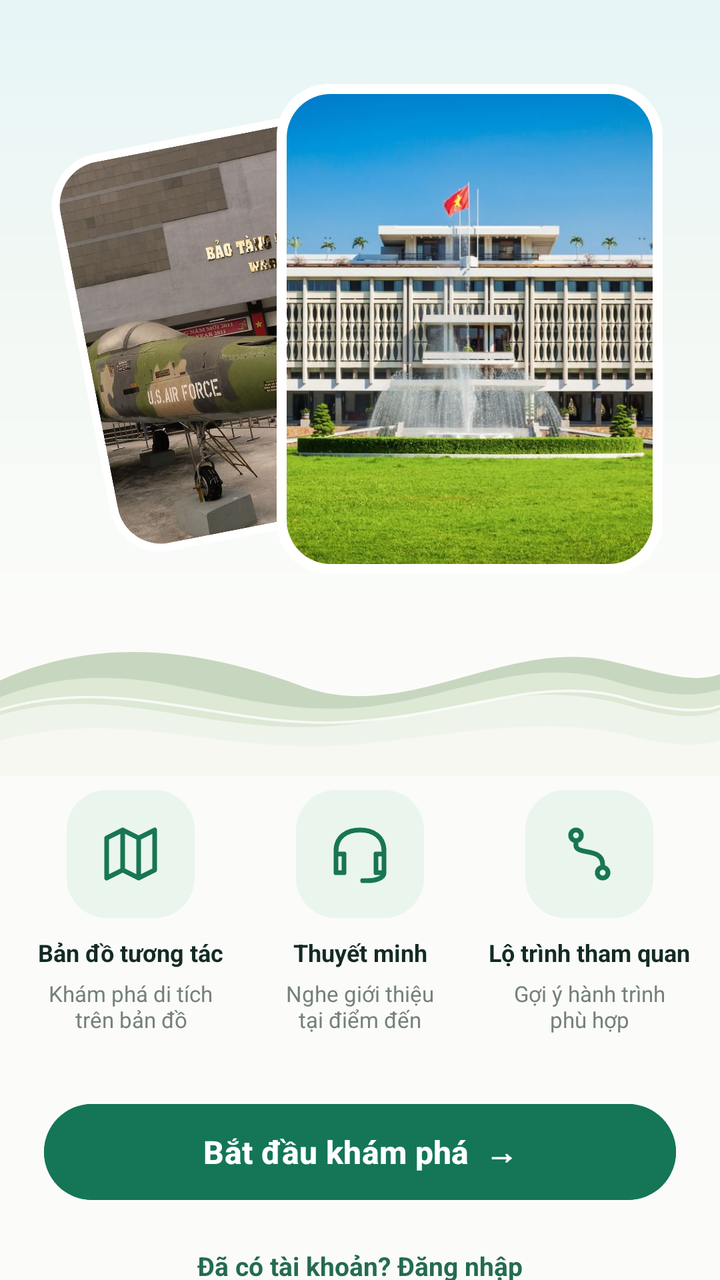
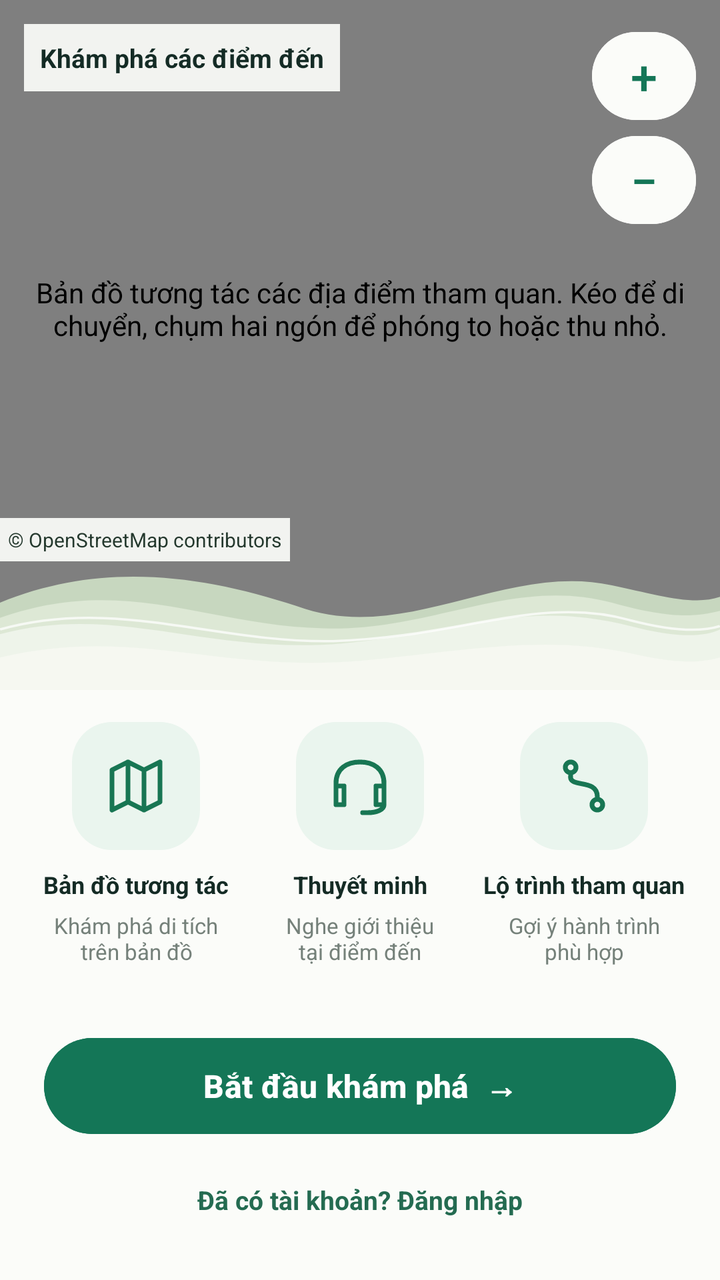

Two renders of the same Android screen: before a commit and after it. Below are the layout's source before the change and the commit's diff.
<!-- AndroidManifest.xml: application theme Theme.APP_CK -->
<!-- res/layout/activity_welcome.xml -->
<?xml version="1.0" encoding="utf-8"?>

<LinearLayout
    xmlns:android="http://schemas.android.com/apk/res/android"
    android:layout_width="match_parent"
    android:layout_height="match_parent"
    android:orientation="vertical"
    android:background="#FBFCF9">

    <ScrollView
        android:layout_width="match_parent"
        android:layout_height="match_parent"
        android:fillViewport="true"
        android:scrollbars="none">

        <LinearLayout
            android:layout_width="match_parent"
            android:layout_height="wrap_content"
            android:minHeight="650dp"
            android:orientation="vertical"
            android:gravity="center_horizontal">

            
            <FrameLayout
                android:layout_width="match_parent"
                android:layout_height="305dp"
                android:background="@drawable/nen_dau_chao_moi"
                android:clipChildren="false"
                android:clipToPadding="false">

                
                <FrameLayout
                    android:layout_width="145dp"
                    android:layout_height="202dp"
                    android:layout_gravity="center"
                    android:translationX="-68dp"
                    android:translationY="15dp"
                    android:rotation="-11"
                    android:padding="4dp"
                    android:background="@drawable/nen_khung_anh_trang">

                    <ImageView
                        android:layout_width="match_parent"
                        android:layout_height="match_parent"
                        android:src="@drawable/anh_bao_tang_chung_tich"
                        android:scaleType="centerCrop"
                        android:background="@drawable/nen_anh_bo_goc_moi"
                        android:clipToOutline="true"
                        android:contentDescription="Ảnh Bảo tàng Chứng tích Chiến tranh" />
                </FrameLayout>


                
                <FrameLayout
                    android:layout_width="193dp"
                    android:layout_height="245dp"
                    android:layout_gravity="center"
                    android:translationX="55dp"
                    android:translationY="12dp"
                    android:padding="5dp"
                    android:background="@drawable/nen_khung_anh_trang">

                    <ImageView
                        android:id="@+id/anhNenChaoMung"
                        android:layout_width="match_parent"
                        android:layout_height="match_parent"
                        android:src="@drawable/anh_dinh_doc_lap"
                        android:scaleType="centerCrop"
                        android:background="@drawable/nen_anh_bo_goc_moi"
                        android:clipToOutline="true"
                        android:contentDescription="Ảnh Dinh Độc Lập" />
                </FrameLayout>
            </FrameLayout>

            

            
            <ImageView
                android:layout_width="match_parent"
                android:layout_height="70dp"
                android:layout_marginTop="13dp"
                android:src="@drawable/song_trang_tri"
                android:scaleType="fitXY"
                android:contentDescription="Sóng xanh trang trí" />

            
            <LinearLayout
                android:layout_width="match_parent"
                android:layout_height="wrap_content"
                android:orientation="horizontal"
                android:gravity="center_vertical"
                android:paddingStart="8dp"
                android:paddingEnd="8dp"
                android:paddingTop="3dp"
                android:baselineAligned="false">

                <LinearLayout
                    android:layout_width="0dp"
                    android:layout_height="wrap_content"
                    android:layout_weight="1"
                    android:orientation="vertical"
                    android:gravity="center_horizontal"
                    android:padding="4dp">

                    <FrameLayout
                        android:layout_width="64dp"
                        android:layout_height="64dp"
                        android:background="@drawable/nen_icon_chao_moi">

                        <ImageView
                            android:layout_width="32dp"
                            android:layout_height="32dp"
                            android:layout_gravity="center"
                            android:src="@drawable/ic_ban_do_chao"
                            android:contentDescription="Bản đồ tương tác" />
                    </FrameLayout>

                    <TextView
                        android:layout_width="match_parent"
                        android:layout_height="wrap_content"
                        android:layout_marginTop="9dp"
                        android:gravity="center"
                        android:text="Bản đồ tương tác"
                        android:textColor="#142B25"
                        android:textSize="12sp"
                        android:textStyle="bold" />

                    <TextView
                        android:layout_width="match_parent"
                        android:layout_height="wrap_content"
                        android:layout_marginTop="5dp"
                        android:gravity="center"
                        android:text="Khám phá di tích\ntrên bản đồ"
                        android:textColor="#75817A"
                        android:textSize="11sp" />
                </LinearLayout>

                <LinearLayout
                    android:layout_width="0dp"
                    android:layout_height="wrap_content"
                    android:layout_weight="1"
                    android:orientation="vertical"
                    android:gravity="center_horizontal"
                    android:padding="4dp">

                    <FrameLayout
                        android:layout_width="64dp"
                        android:layout_height="64dp"
                        android:background="@drawable/nen_icon_chao_moi">

                        <ImageView
                            android:layout_width="32dp"
                            android:layout_height="32dp"
                            android:layout_gravity="center"
                            android:src="@drawable/ic_thuyet_minh_chao"
                            android:contentDescription="Thuyết minh giọng nói" />
                    </FrameLayout>

                    <TextView
                        android:layout_width="match_parent"
                        android:layout_height="wrap_content"
                        android:layout_marginTop="9dp"
                        android:gravity="center"
                        android:text="Thuyết minh"
                        android:textColor="#142B25"
                        android:textSize="12sp"
                        android:textStyle="bold" />

                    <TextView
                        android:layout_width="match_parent"
                        android:layout_height="wrap_content"
                        android:layout_marginTop="5dp"
                        android:gravity="center"
                        android:text="Nghe giới thiệu\ntại điểm đến"
                        android:textColor="#75817A"
                        android:textSize="11sp" />
                </LinearLayout>

                <LinearLayout
                    android:layout_width="0dp"
                    android:layout_height="wrap_content"
                    android:layout_weight="1"
                    android:orientation="vertical"
                    android:gravity="center_horizontal"
                    android:padding="4dp">

                    <FrameLayout
                        android:layout_width="64dp"
                        android:layout_height="64dp"
                        android:background="@drawable/nen_icon_chao_moi">

                        <ImageView
                            android:layout_width="32dp"
                            android:layout_height="32dp"
                            android:layout_gravity="center"
                            android:src="@drawable/ic_lo_trinh_chao"
                            android:contentDescription="Lộ trình tham quan" />
                    </FrameLayout>

                    <TextView
                        android:layout_width="match_parent"
                        android:layout_height="wrap_content"
                        android:layout_marginTop="9dp"
                        android:gravity="center"
                        android:text="Lộ trình tham quan"
                        android:textColor="#142B25"
                        android:textSize="12sp"
                        android:textStyle="bold" />

                    <TextView
                        android:layout_width="match_parent"
                        android:layout_height="wrap_content"
                        android:layout_marginTop="5dp"
                        android:gravity="center"
                        android:text="Gợi ý hành trình\nphù hợp"
                        android:textColor="#75817A"
                        android:textSize="11sp" />
                </LinearLayout>
            </LinearLayout>

            
            <LinearLayout
                android:layout_width="match_parent"
                android:layout_height="wrap_content"
                android:layout_marginTop="27dp"
                android:orientation="vertical"
                android:paddingStart="22dp"
                android:paddingEnd="22dp"
                android:paddingBottom="18dp">

                <Button
                    android:id="@+id/btnBatDau"
                    android:layout_width="match_parent"
                    android:layout_height="56dp"
                    android:text="Bắt đầu khám phá  →"
                    android:textAllCaps="false"
                    android:textSize="16sp"
                    android:textStyle="bold"
                    android:textColor="#FFFFFF"
                    android:backgroundTint="#147657" />

                <TextView
                    android:id="@+id/btnDangNhap"
                    android:layout_width="match_parent"
                    android:layout_height="48dp"
                    android:layout_marginTop="5dp"
                    android:gravity="center"
                    android:text="Đã có tài khoản? Đăng nhập"
                    android:textColor="#246B51"
                    android:textSize="13sp"
                    android:textStyle="bold"
                    android:clickable="true"
                    android:focusable="true" />
            </LinearLayout>
        </LinearLayout>
    </ScrollView>
</LinearLayout>
<!-- resources referenced by this layout -->
<resources>
  <!-- drawable anh_bao_tang_chung_tich: jpg bitmap (drawable, 110019 bytes) -->
  <!-- drawable anh_dinh_doc_lap: jpg bitmap (drawable, 157653 bytes) -->
  <!-- drawable ic_ban_do_chao (drawable) -->
  <?xml version="1.0" encoding="utf-8"?>
  <vector xmlns:android="http://schemas.android.com/apk/res/android"
      android:width="32dp"
      android:height="32dp"
      android:viewportWidth="24"
      android:viewportHeight="24">
      <path android:fillColor="@android:color/transparent"
          android:strokeColor="#187653"
          android:strokeWidth="1.8"
          android:strokeLineCap="round"
          android:strokeLineJoin="round"
          android:pathData="M3,6 L9,3 L15,6 L21,3 L21,18 L15,21 L9,18 L3,21 Z M9,3 L9,18 M15,6 L15,21" />
  </vector>
  <!-- drawable ic_lo_trinh_chao (drawable) -->
  <?xml version="1.0" encoding="utf-8"?>
  <vector xmlns:android="http://schemas.android.com/apk/res/android"
      android:width="32dp"
      android:height="32dp"
      android:viewportWidth="24"
      android:viewportHeight="24">
      <path android:fillColor="@android:color/transparent"
          android:strokeColor="#187653"
          android:strokeWidth="1.8"
          android:strokeLineCap="round"
          android:strokeLineJoin="round"
          android:pathData="M5,5 A2,2 0,1 1,9 5 A2,2 0,1 1,5 5 M15,19 A2,2 0,1 1,19 19 A2,2 0,1 1,15 19 M7,8 C6,13 17,9 17,16" />
  </vector>
  <!-- drawable nen_anh_bo_goc_moi (drawable) -->
  <?xml version="1.0" encoding="utf-8"?>
  <shape xmlns:android="http://schemas.android.com/apk/res/android">
      <solid android:color="#FFFFFF" />
      <corners android:radius="22dp" />
  </shape>
  <!-- drawable nen_dau_chao_moi (drawable) -->
  <?xml version="1.0" encoding="utf-8"?>
  <shape xmlns:android="http://schemas.android.com/apk/res/android">
      <gradient
          android:angle="270"
          android:startColor="#E7F5F7"
          android:centerColor="#F2F8F4"
          android:endColor="#FBFCF9" />
  </shape>
  <!-- drawable nen_icon_chao_moi (drawable) -->
  <?xml version="1.0" encoding="utf-8"?>
  <shape xmlns:android="http://schemas.android.com/apk/res/android">
      <solid android:color="#EAF5EE" />
      <corners android:radius="20dp" />
  </shape>
  <!-- drawable nen_khung_anh_trang (drawable) -->
  <?xml version="1.0" encoding="utf-8"?>
  <shape xmlns:android="http://schemas.android.com/apk/res/android">
      <solid android:color="#FFFFFF" />
      <corners android:radius="26dp" />
  </shape>
  <style name="Theme.APP_CK" parent="Base.Theme.APP_CK" />
  <style name="Base.Theme.APP_CK" parent="Theme.Material3.DayNight.NoActionBar">
          <item name="materialAlertDialogTheme">@style/ThemeOverlay.APP_CK.Dialog</item>
          
          
      </style>
  <style name="ShapeAppearance.APP_CK.Dialog" parent="">
          <item name="cornerFamily">rounded</item>
          <item name="cornerSize">24dp</item>
      </style>
  <style name="Widget.APP_CK.Dialog.Positive" parent="Widget.Material3.Button.TextButton.Dialog">
          <item name="android:textColor">#FFFFFF</item>
          <item name="backgroundTint">#4F7C5A</item>
          <item name="cornerRadius">12dp</item>
          <item name="android:textAllCaps">false</item>
          <item name="android:minHeight">48dp</item>
          <item name="android:layout_marginStart">8dp</item>
      </style>
  <style name="Widget.APP_CK.Dialog.Negative" parent="Widget.Material3.Button.TextButton.Dialog">
          <item name="android:textColor">#4F7C5A</item>
          <item name="backgroundTint">#EEF4EA</item>
          <item name="cornerRadius">12dp</item>
          <item name="android:textAllCaps">false</item>
          <item name="android:minHeight">48dp</item>
      </style>
  <!-- unchanged entries left out for length: 3 -->
</resources>

<!-- the commit's change to res/layout/activity_welcome.xml (unified diff, before → after) -->
@@ -8,6 +8,7 @@
     android:background="#FBFCF9">
 
     <ScrollView
+        android:id="@+id/cuonTrangChaoMung"
         android:layout_width="match_parent"
         android:layout_height="match_parent"
         android:fillViewport="true"
@@ -16,69 +17,86 @@
         <LinearLayout
             android:layout_width="match_parent"
             android:layout_height="wrap_content"
-            android:minHeight="650dp"
             android:orientation="vertical"
             android:gravity="center_horizontal">
 
             
             <FrameLayout
                 android:layout_width="match_parent"
-                android:layout_height="305dp"
+                android:layout_height="0dp"
+                android:layout_weight="1"
+                android:minHeight="300dp"
                 android:background="@drawable/nen_dau_chao_moi"
                 android:clipChildren="false"
                 android:clipToPadding="false">
 
-                
-                <FrameLayout
-                    android:layout_width="145dp"
-                    android:layout_height="202dp"
-                    android:layout_gravity="center"
-                    android:translationX="-68dp"
-                    android:translationY="15dp"
-                    android:rotation="-11"
+                <com.example.app_ck.BanDoChaoMungView
+                    android:id="@+id/banDoChaoMung"
+                    android:layout_width="match_parent"
+                    android:layout_height="match_parent"
+                    android:contentDescription="Bản đồ tương tác các địa điểm tham quan. Kéo để di chuyển, chụm hai ngón để phóng to hoặc thu nhỏ." />
+
+                <TextView
+                    android:layout_width="wrap_content"
+                    android:layout_height="wrap_content"
+                    android:layout_gravity="top|start"
+                    android:layout_margin="12dp"
+                    android:padding="8dp"
+                    android:background="#EEFBFCF9"
+                    android:text="Khám phá các điểm đến"
+                    android:textSize="13sp"
+                    android:textStyle="bold"
+                    android:textColor="#142B25" />
+
+                <LinearLayout
+                    android:layout_width="52dp"
+                    android:layout_height="wrap_content"
+                    android:layout_gravity="top|end"
+                    android:layout_margin="12dp"
+                    android:orientation="vertical">
+
+                    <Button
+                        android:id="@+id/chaoPhongToBanDo"
+                        android:layout_width="match_parent"
+                        android:layout_height="52dp"
+                        android:minWidth="0dp"
+                        android:padding="0dp"
+                        android:text="+"
+                        android:textSize="24sp"
+                        android:textColor="#147657"
+                        android:backgroundTint="#FBFCF9"
+                        android:contentDescription="Phóng to bản đồ" />
+
+                    <Button
+                        android:id="@+id/chaoThuNhoBanDo"
+                        android:layout_width="match_parent"
+                        android:layout_height="52dp"
+                        android:minWidth="0dp"
+                        android:padding="0dp"
+                        android:text="−"
+                        android:textSize="24sp"
+                        android:textColor="#147657"
+                        android:backgroundTint="#FBFCF9"
+                        android:contentDescription="Thu nhỏ bản đồ" />
+                </LinearLayout>
+
+                <TextView
+                    android:layout_width="wrap_content"
+                    android:layout_height="wrap_content"
+                    android:layout_gravity="bottom|start"
+                    android:layout_marginBottom="28dp"
                     android:padding="4dp"
-                    android:background="@drawable/nen_khung_anh_trang">
-
-                    <ImageView
-                        android:layout_width="match_parent"
-                        android:layout_height="match_parent"
-                        android:src="@drawable/anh_bao_tang_chung_tich"
-                        android:scaleType="centerCrop"
-                        android:background="@drawable/nen_anh_bo_goc_moi"
-                        android:clipToOutline="true"
-                        android:contentDescription="Ảnh Bảo tàng Chứng tích Chiến tranh" />
-                </FrameLayout>
-
-
-                
-                <FrameLayout
-                    android:layout_width="193dp"
-                    android:layout_height="245dp"
-                    android:layout_gravity="center"
-                    android:translationX="55dp"
-                    android:translationY="12dp"
-                    android:padding="5dp"
-                    android:background="@drawable/nen_khung_anh_trang">
-
-                    <ImageView
-                        android:id="@+id/anhNenChaoMung"
-                        android:layout_width="match_parent"
-                        android:layout_height="match_parent"
-                        android:src="@drawable/anh_dinh_doc_lap"
-                        android:scaleType="centerCrop"
-                        android:background="@drawable/nen_anh_bo_goc_moi"
-                        android:clipToOutline="true"
-                        android:contentDescription="Ảnh Dinh Độc Lập" />
-                </FrameLayout>
+                    android:background="#EEFBFCF9"
+                    android:text="© OpenStreetMap contributors"
+                    android:textColor="#24382D"
+                    android:textSize="10sp" />
             </FrameLayout>
 
             
-
-            
             <ImageView
                 android:layout_width="match_parent"
-                android:layout_height="70dp"
-                android:layout_marginTop="13dp"
+                android:layout_height="64dp"
+                android:layout_marginTop="-28dp"
                 android:src="@drawable/song_trang_tri"
                 android:scaleType="fitXY"
                 android:contentDescription="Sóng xanh trang trí" />
@@ -89,9 +107,10 @@
                 android:layout_height="wrap_content"
                 android:orientation="horizontal"
                 android:gravity="center_vertical"
-                android:paddingStart="8dp"
-                android:paddingEnd="8dp"
-                android:paddingTop="3dp"
+                android:paddingStart="12dp"
+                android:paddingEnd="12dp"
+                android:paddingTop="12dp"
+                android:paddingBottom="12dp"
                 android:baselineAligned="false">
 
                 <LinearLayout
@@ -222,11 +241,11 @@
             <LinearLayout
                 android:layout_width="match_parent"
                 android:layout_height="wrap_content"
-                android:layout_marginTop="27dp"
+                android:layout_marginTop="16dp"
                 android:orientation="vertical"
                 android:paddingStart="22dp"
                 android:paddingEnd="22dp"
-                android:paddingBottom="18dp">
+                android:paddingBottom="16dp">
 
                 <Button
                     android:id="@+id/btnBatDau"
<!-- resource entries referenced after the edit -->
@@ -1,7 +1,5 @@
 <!-- resources referenced by this layout -->
 <resources>
-  <!-- drawable anh_bao_tang_chung_tich: jpg bitmap (drawable, 110019 bytes) -->
-  <!-- drawable anh_dinh_doc_lap: jpg bitmap (drawable, 157653 bytes) -->
   <!-- drawable ic_ban_do_chao (drawable) -->
   <?xml version="1.0" encoding="utf-8"?>
   <vector xmlns:android="http://schemas.android.com/apk/res/android"
@@ -30,12 +28,6 @@
           android:strokeLineJoin="round"
           android:pathData="M5,5 A2,2 0,1 1,9 5 A2,2 0,1 1,5 5 M15,19 A2,2 0,1 1,19 19 A2,2 0,1 1,15 19 M7,8 C6,13 17,9 17,16" />
   </vector>
-  <!-- drawable nen_anh_bo_goc_moi (drawable) -->
-  <?xml version="1.0" encoding="utf-8"?>
-  <shape xmlns:android="http://schemas.android.com/apk/res/android">
-      <solid android:color="#FFFFFF" />
-      <corners android:radius="22dp" />
-  </shape>
   <!-- drawable nen_dau_chao_moi (drawable) -->
   <?xml version="1.0" encoding="utf-8"?>
   <shape xmlns:android="http://schemas.android.com/apk/res/android">
@@ -50,12 +42,6 @@
   <shape xmlns:android="http://schemas.android.com/apk/res/android">
       <solid android:color="#EAF5EE" />
       <corners android:radius="20dp" />
-  </shape>
-  <!-- drawable nen_khung_anh_trang (drawable) -->
-  <?xml version="1.0" encoding="utf-8"?>
-  <shape xmlns:android="http://schemas.android.com/apk/res/android">
-      <solid android:color="#FFFFFF" />
-      <corners android:radius="26dp" />
   </shape>
   <style name="Theme.APP_CK" parent="Base.Theme.APP_CK" />
   <style name="Base.Theme.APP_CK" parent="Theme.Material3.DayNight.NoActionBar">
